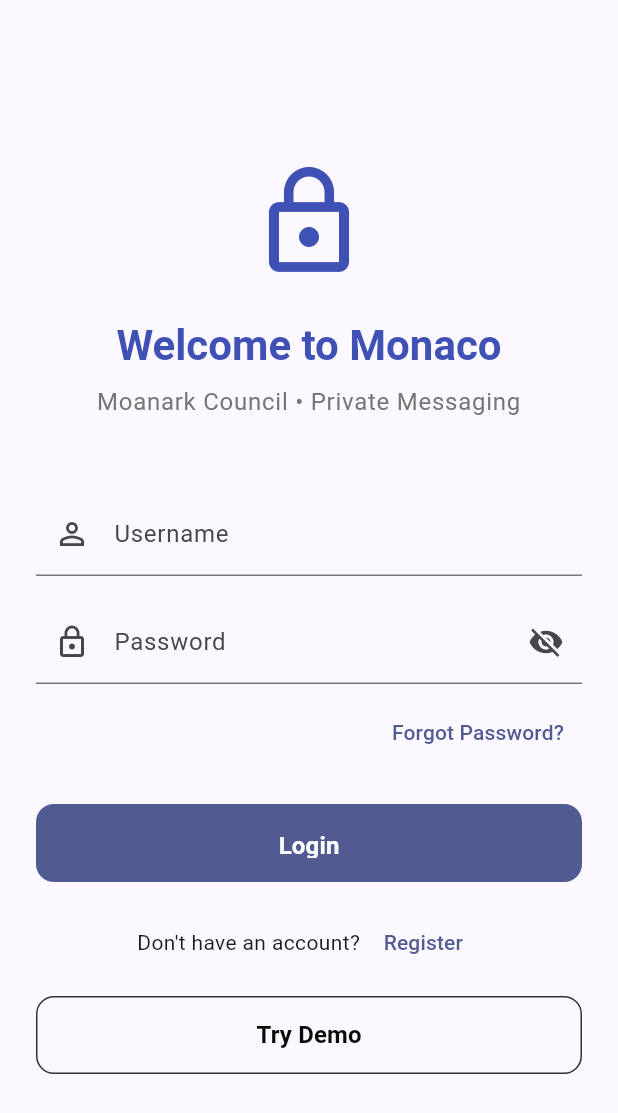
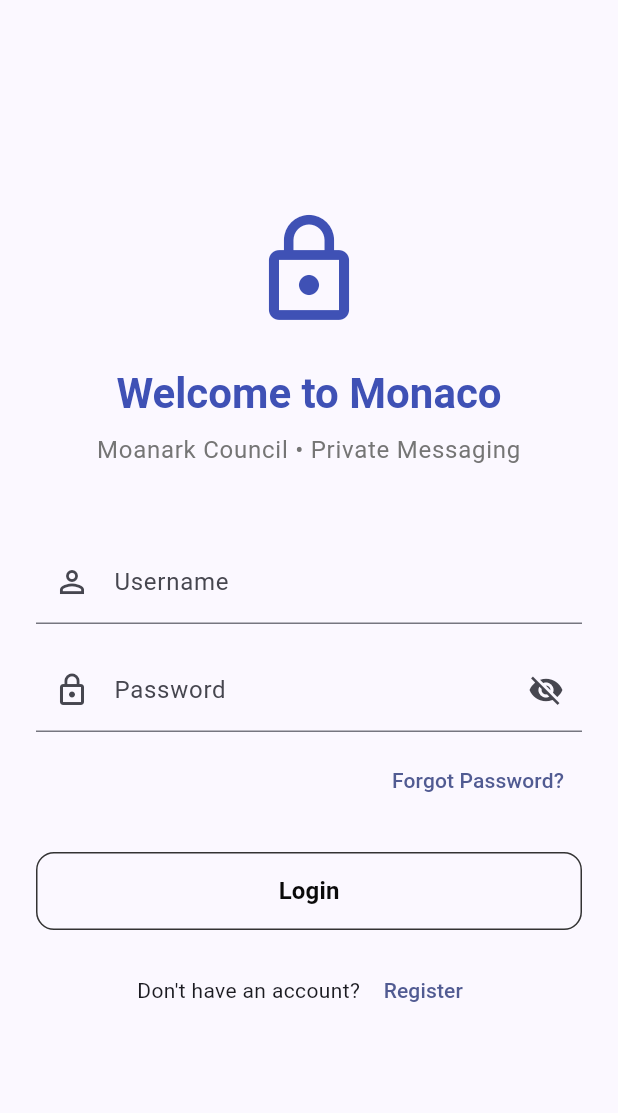
Before and after one commit to oni-lore/Monaco, a Flutter app: the screen it shows after launch, on a phone screen of 412 x 824 dp. Shown: the top 1113 px of the screen. Run offline on Flutter 3.47's test engine with Material 3 defaults, Android fonts, the phone set to English and light mode, and no system bars; our stand-ins replace shared_preferences; accounts and stored records are empty.

Commit message:
fix: resolve Dart analyze errors, remove demo mode, fix auth timeout, fix loader syntax

```diff
--- a/client/lib/main.dart
+++ b/client/lib/main.dart
@@ -2,7 +2,6 @@ import 'package:flutter/material.dart';
 import 'package:provider/provider.dart';
 import 'package:shared_preferences/shared_preferences.dart';
 import 'package:monaco/providers/auth_provider.dart';
-import 'package:monaco/providers/demo_mode_provider.dart';
 import 'package:monaco/providers/dm_wheel_mode_provider.dart';
 import 'package:monaco/screens/auth/login_screen.dart';
 import 'package:monaco/screens/auth/registration_screen.dart';
@@ -31,7 +30,6 @@ class MonacoApp extends StatelessWidget {
   Widget build(BuildContext context) => MultiProvider(
     providers: [
       ChangeNotifierProvider(create: (BuildContext _) => AuthProvider()),
-      ChangeNotifierProvider(create: (BuildContext _) => DemoModeProvider()),
       ChangeNotifierProvider(create: (BuildContext _) => DMWheelModeProvider()),
     ],
     child: MaterialApp(
--- a/client/lib/providers/auth_provider.dart
+++ b/client/lib/providers/auth_provider.dart
@@ -10,12 +10,14 @@ class AuthProvider extends ChangeNotifier {
   User? _user;
   AuthTokens? _tokens;
   bool _isLoading = false;
+  bool _isLoggingIn = false;
   String? _error;
   bool _isInitialized = false;
 
   User? get user => _user;
   AuthTokens? get tokens => _tokens;
   bool get isLoading => _isLoading;
+  bool get isLoggingIn => _isLoggingIn;
   String? get error => _error;
   bool get isAuthenticated => _user != null && _tokens != null;
   bool get isInitialized => _isInitialized;
@@ -90,6 +92,8 @@ class AuthProvider extends ChangeNotifier {
   }
 
   Future<void> login({required String username, required String password}) async {
+    if (_isLoggingIn) return;
+    _isLoggingIn = true;
     _setLoading(true);
     try {
       final response = await AuthApiService().login(username: username, password: password);
@@ -100,6 +104,7 @@ class AuthProvider extends ChangeNotifier {
       rethrow;
     } finally {
       _setLoading(false);
+      _isLoggingIn = false;
     }
   }
 
--- a/client/lib/providers/demo_mode_provider.dart
+++ /dev/null
@@ -1,407 +0,0 @@
-import 'package:flutter/foundation.dart';
-import 'package:monaco/models/message.dart';
-import 'package:monaco/models/user.dart';
-
-/// Demo identity for development / exploration without real registration.
-///
-/// This identity is clearly distinguishable from normal registered users.
-/// It is never used for production authentication.
-class DemoIdentity {
-  static const String id = 'demo-alex-morgan-001';
-  static const String username = 'alexmorgan_demo';
-  static const String email = 'alex.morgan@demo.monaco';
-  static const String displayName = 'Alex Morgan';
-  static const String? profilePictureUrl = null;
-  static const bool isDemo = true;
-
-  static User toUser() => User(
-        id: id,
-        username: username,
-        email: email,
-        profilePictureUrl: profilePictureUrl,
-        currentMonarchId: null,
-        createdAt: DateTime(2026, 1, 15),
-        birthday: null,
-        emailVerified: true,
-        isCreator: false,
-      );
-
-  static AuthTokens toTokens() => AuthTokens(
-        accessToken: 'demo-access-token-alex-morgan',
-        refreshToken: 'demo-refresh-token-alex-morgan',
-      );
-
-  static AuthResponse toAuthResponse() => AuthResponse(user: toUser(), tokens: toTokens());
-}
-
-/// Seeded demo users for demonstration purposes.
-class DemoUsers {
-  static const List<Map<String, dynamic>> users = [
-    {
-      'id': 'demo-user-maya-001',
-      'username': 'maya_chen',
-      'email': 'maya.chen@demo.monaco',
-      'profile_picture_url': null,
-      'current_monarch_id': null,
-      'created_at': '2026-01-10T00:00:00Z',
-      'birthday': null,
-      'email_verified': true,
-      'is_creator': false,
-    },
-    {
-      'id': 'demo-user-theo-001',
-      'username': 'theo_reyes',
-      'email': 'theo.reyes@demo.monaco',
-      'profile_picture_url': null,
-      'current_monarch_id': null,
-      'created_at': '2026-02-03T00:00:00Z',
-      'birthday': null,
-      'email_verified': true,
-      'is_creator': false,
-    },
-    {
-      'id': 'demo-user-sara-001',
-      'username': 'sara_connor',
-      'email': 'sara.connor@demo.monaco',
-      'profile_picture_url': null,
-      'current_monarch_id': null,
-      'created_at': '2026-03-12T00:00:00Z',
-      'birthday': null,
-      'email_verified': false,
-      'is_creator': false,
-    },
-    {
-      'id': 'demo-user-leo-001',
-      'username': 'leo_tan',
-      'email': 'leo.tan@demo.monaco',
-      'profile_picture_url': null,
-      'current_monarch_id': null,
-      'created_at': '2026-04-20T00:00:00Z',
-      'birthday': null,
-      'email_verified': true,
-      'is_creator': false,
-    },
-    {
-      'id': 'demo-user-nina-001',
-      'username': 'nina_patel',
-      'email': 'nina.patel@demo.monaco',
-      'profile_picture_url': null,
-      'current_monarch_id': null,
-      'created_at': '2026-05-08T00:00:00Z',
-      'birthday': null,
-      'email_verified': true,
-      'is_creator': false,
-    },
-  ];
-
-  static List<User> toUserList() {
-    return users.map((u) => User.fromJson(Map<String, dynamic>.from(u))).toList();
-  }
-
-  static User get maya => toUserList()[0];
-  static User get theo => toUserList()[1];
-  static User get sara => toUserList()[2];
-  static User get leo => toUserList()[3];
-  static User get nina => toUserList()[4];
-}
-
-/// Seeded demo conversations: Councils (3+ participants) and private DMs (2 participants).
-class DemoConversations {
-  static final now = DateTime(2026, 10, 20, 14, 30);
-
-  static const List<Map<String, dynamic>> councils = [
-    {
-      'id': 'demo-council-design-001',
-      'name': 'The Design Council',
-      'created_at': '2026-01-10T00:00:00Z',
-      'joined_at': '2026-01-10T00:00:00Z',
-      'last_message_text': 'Nota: New direction is looking good.',
-      'last_message_at': '2026-10-20T14:25:00Z',
-      'last_message_sender': 'maya_chen',
-      'participants': [
-        {'id': 'demo-alex-morgan-001', 'username': 'alexmorgan_demo'},
-        {'id': 'demo-user-maya-001', 'username': 'maya_chen'},
-        {'id': 'demo-user-theo-001', 'username': 'theo_reyes'},
-        {'id': 'demo-user-sara-001', 'username': 'sara_connor'},
-      ],
-      'other_participant': null,
-    },
-    {
-      'id': 'demo-council-weekend-001',
-      'name': 'Weekend people',
-      'created_at': '2026-02-03T00:00:00Z',
-      'joined_at': '2026-02-03T00:00:00Z',
-      'last_message_text': 'Sam: Table booked for six.',
-      'last_message_at': '2026-10-20T14:10:00Z',
-      'last_message_sender': 'theo_reyes',
-      'participants': [
-        {'id': 'demo-alex-morgan-001', 'username': 'alexmorgan_demo'},
-        {'id': 'demo-user-theo-001', 'username': 'theo_reyes'},
-        {'id': 'demo-user-nina-001', 'username': 'nina_patel'},
-      ],
-      'other_participant': null,
-    },
-    {
-      'id': 'demo-council-study-001',
-      'name': 'Study Circle',
-      'created_at': '2026-03-12T00:00:00Z',
-      'joined_at': '2026-03-12T00:00:00Z',
-      'last_message_text': 'Alex: Final revision done?',
-      'last_message_at': '2026-10-20T13:45:00Z',
-      'last_message_sender': 'alexmorgan_demo',
-      'participants': [
-        {'id': 'demo-alex-morgan-001', 'username': 'alexmorgan_demo'},
-        {'id': 'demo-user-leo-001', 'username': 'leo_tan'},
-        {'id': 'demo-user-nina-001', 'username': 'nina_patel'},
-      ],
-      'other_participant': null,
-    },
-  ];
-
-  static const List<Map<String, dynamic>> dms = [
-    {
-      'id': 'demo-dm-maya-001',
-      'name': null,
-      'created_at': '2026-01-15T00:00:00Z',
-      'joined_at': '2026-01-15T00:00:00Z',
-      'last_message_text': "You: I'll send it tonight.",
-      'last_message_at': '2026-10-20T13:20:00Z',
-      'last_message_sender': 'alexmorgan_demo',
-      'participants': [
-        {'id': 'demo-alex-morgan-001', 'username': 'alexmorgan_demo'},
-        {'id': 'demo-user-maya-001', 'username': 'maya_chen'},
-      ],
-      'other_participant': {
-        'id': 'demo-user-maya-001',
-        'username': 'maya_chen',
-        'email': 'maya.chen@demo.monaco',
-      },
-    },
-    {
-      'id': 'demo-dm-theo-001',
-      'name': null,
-      'created_at': '2026-02-05T00:00:00Z',
-      'joined_at': '2026-02-05T00:00:00Z',
-      'last_message_text': 'Theo: Are we still on for coffee?',
-      'last_message_at': '2026-10-19T16:45:00Z',
-      'last_message_sender': 'theo_reyes',
-      'participants': [
-        {'id': 'demo-alex-morgan-001', 'username': 'alexmorgan_demo'},
-        {'id': 'demo-user-theo-001', 'username': 'theo_reyes'},
-      ],
-      'other_participant': {
-        'id': 'demo-user-theo-001',
-        'username': 'theo_reyes',
-        'email': 'theo.reyes@demo.monaco',
-      },
-    },
-    {
-      'id': 'demo-dm-leo-001',
-      'name': null,
-      'created_at': '2026-04-22T00:00:00Z',
-      'joined_at': '2026-04-22T00:00:00Z',
-      'last_message_text': "Leo: Can't make it tonight.",
-      'last_message_at': '2026-10-18T09:30:00Z',
-      'last_message_sender': 'leo_tan',
-      'participants': [
-        {'id': 'demo-alex-morgan-001', 'username': 'alexmorgan_demo'},
-        {'id': 'demo-user-leo-001', 'username': 'leo_tan'},
-      ],
-      'other_participant': {
-        'id': 'demo-user-leo-001',
-        'username': 'leo_tan',
-        'email': 'leo.tan@demo.monaco',
-      },
-    },
-  ];
-
-  static List<Conversation> toConversationList() {
-    return [
-      ...councils.map((c) => Conversation.fromJson(Map<String, dynamic>.from(c))),
-      ...dms.map((d) => Conversation.fromJson(Map<String, dynamic>.from(d))),
-    ];
-  }
-
-  static List<Conversation> getCouncils() {
-    return toConversationList().where((c) => c.isGroup).toList();
-  }
-
-  static List<Conversation> getDMs() {
-    return toConversationList().where((c) => !c.isGroup).toList()..sort((a, b) {
-      final aTime = a.lastMessageAt ?? DateTime(1970);
-      final bTime = b.lastMessageAt ?? DateTime(1970);
-      return bTime.compareTo(aTime);
-    });
-  }
-}
-
-/// Seeded demo messages for the Design Council conversation.
-class DemoMessages {
-  static const List<Map<String, dynamic>> messages = [
-    {
-      'id': 'demo-msg-001',
-      'conversation_id': 'demo-council-design-001',
-      'sender_id': 'demo-user-maya-001',
-      'sender_username': 'maya_chen',
-      'content_type': 'text',
-      'content_text': 'Hey everyone, new direction is looking good.',
-      'content_reference': null,
-      'edit_count': 0,
-      'edited_at': null,
-      'deletion_state': 'active',
-      'created_at': '2026-10-20T14:25:00Z',
-    },
-    {
-      'id': 'demo-msg-002',
-      'conversation_id': 'demo-council-design-001',
-      'sender_id': 'demo-user-theo-001',
-      'sender_username': 'theo_reyes',
-      'content_type': 'text',
-      'content_text': 'I agree. The color palette works well.',
-      'content_reference': null,
-      'edit_count': 0,
-      'edited_at': null,
-      'deletion_state': 'active',
-      'created_at': '2026-10-20T14:26:00Z',
-    },
-    {
-      'id': 'demo-msg-003',
-      'conversation_id': 'demo-council-design-001',
-      'sender_id': 'demo-alex-morgan-001',
-      'sender_username': 'alexmorgan_demo',
-      'content_type': 'text',
-      'content_text': 'Great, let me know if you need any changes.',
-      'content_reference': null,
-      'edit_count': 0,
-      'edited_at': null,
-      'deletion_state': 'active',
-      'created_at': '2026-10-20T14:27:00Z',
-    },
-  ];
-
-  static List<Message> toMessageList(String conversationId) {
-    return messages
-        .where((m) => m['conversation_id'] == conversationId)
-        .map((m) => Message.fromJson(Map<String, dynamic>.from(m)))
-        .toList()
-      ..sort((a, b) => a.createdAt.compareTo(b.createdAt));
-  }
-}
-
-/// Demo mode provider — manages demo identity, seeded data, and demo state.
-class DemoModeProvider extends ChangeNotifier {
-  bool _isDemoMode = false;
-  User? _demoUser;
-  List<User> _demoUsers = [];
-  List<Conversation> _demoConversations = [];
-  List<Conversation> _demoCouncils = [];
-  List<Conversation> _demoDMs = [];
-  String? _error;
-
-  bool get isDemoMode => _isDemoMode;
-  User? get demoUser => _demoUser;
-  List<User> get demoUsers => _demoUsers;
-  List<Conversation> get demoConversations => _demoConversations;
-  List<Conversation> get demoCouncils => _demoCouncils;
-  List<Conversation> get demoDMs => _demoDMs;
-  String? get error => _error;
-
-  DemoModeProvider() {
-    _error = null;
-  }
-
-  /// Activate demo mode with seeded data.
-  Future<void> activateDemoMode() async {
-    _isDemoMode = true;
-    _error = null;
-
-    try {
-      _demoUser = DemoIdentity.toUser();
-      _demoUsers = DemoUsers.toUserList();
-      _demoConversations = DemoConversations.toConversationList();
-      _demoCouncils = DemoConversations.getCouncils();
-      _demoDMs = DemoConversations.getDMs();
-      notifyListeners();
-    } catch (e) {
-      _error = e.toString();
-      _isDemoMode = false;
-      notifyListeners();
-    }
-  }
-
-  /// Reset demo data to its initial seeded state.
-  Future<void> resetDemoData() async {
-    _error = null;
-    try {
-      _demoUser = DemoIdentity.toUser();
-      _demoUsers = DemoUsers.toUserList();
-      _demoConversations = DemoConversations.toConversationList();
-      _demoCouncils = DemoConversations.getCouncils();
-      _demoDMs = DemoConversations.getDMs();
-      notifyListeners();
-    } catch (e) {
-      _error = e.toString();
-      notifyListeners();
-    }
-  }
-
-  /// Deactivate demo mode and clear all demo data.
-  Future<void> deactivateDemoMode() async {
-    _isDemoMode = false;
-    _demoUser = null;
-    _demoUsers = [];
-    _demoConversations = [];
-    _demoCouncils = [];
-    _demoDMs = [];
-    _error = null;
-    notifyListeners();
-  }
-
-  /// Get demo messages for a given conversation.
-  List<Message> getDemoMessages(String conversationId) {
-    return DemoMessages.toMessageList(conversationId);
-  }
-
-  /// Get a demo user by ID.
-  User? getDemoUserById(String id) {
-    try {
-      return _demoUsers.firstWhere((u) => u.id == id);
-    } on StateError {
-      return null;
-    }
-  }
-
-  /// Get a demo conversation by ID.
-  Conversation? getDemoConversationById(String id) {
-    try {
-      return _demoConversations.firstWhere((c) => c.id == id);
-    } on StateError {
-      return null;
-    }
-  }
-
-  /// Check if a user ID is the demo user.
-  bool isDemoUserId(String id) => id == DemoIdentity.id;
-
-  /// Clear any error.
-  void clearError() {
-    _error = null;
-    notifyListeners();
-  }
-}
-
-/// Demo AuthTokens for demo identity.
-class AuthTokens {
-  final String accessToken;
-  final String refreshToken;
-
-  const AuthTokens({required this.accessToken, required this.refreshToken});
-}
-
-/// Demo AuthResponse for demo identity.
-class AuthResponse {
-  final User user;
-  final AuthTokens tokens;
-
-  AuthResponse({required this.user, required this.tokens});
-}
--- a/client/lib/screens/auth/login_screen.dart
+++ b/client/lib/screens/auth/login_screen.dart
@@ -1,7 +1,6 @@
 import 'package:flutter/material.dart';
 import 'package:provider/provider.dart';
 import 'package:monaco/providers/auth_provider.dart';
-import 'package:monaco/providers/demo_mode_provider.dart';
 import 'package:monaco/screens/auth/forgot_password_screen.dart';
 import 'package:monaco/utils/design_system.dart';
 import 'package:monaco/widgets/custom_button.dart';
@@ -118,10 +117,23 @@ class _LoginScreenState extends State<LoginScreen> {
                   const SizedBox(height: 24),
                   Consumer<AuthProvider>(
                     builder: (BuildContext context, AuthProvider auth, Widget? _) {
-                      return CustomButton(
-                        text: 'Login',
-                        isLoading: auth.isLoading,
-                        onPressed: _handleLogin,
+                      return OutlinedButton(
+                        onPressed: auth.isLoggingIn ? null : _handleLogin,
+                        style: OutlinedButton.styleFrom(
+                          foregroundColor: MonacoDesign.inkBlack,
+                          side: BorderSide(color: MonacoDesign.borderSubtle, width: 1),
+                          shape: RoundedRectangleBorder(
+                            borderRadius: BorderRadius.circular(12),
+                          ),
+                          minimumSize: const Size(double.infinity, 52),
+                        ),
+                        child: const Text(
+                          'Login',
+                          style: TextStyle(
+                            fontSize: 16,
+                            fontWeight: FontWeight.w600,
+                          ),
+                        ),
                       );
                     },
                   ),
@@ -136,29 +148,6 @@ class _LoginScreenState extends State<LoginScreen> {
                       ),
                     ],
                   ),
-                  const SizedBox(height: 12),
-                  Consumer<AuthProvider>(
-                    builder: (BuildContext context, AuthProvider auth, Widget? _) {
-                      return OutlinedButton(
-                        onPressed: auth.isLoading ? null : _handleTryDemo,
-                        style: OutlinedButton.styleFrom(
-                          foregroundColor: MonacoDesign.inkBlack,
-                          side: BorderSide(color: MonacoDesign.borderSubtle, width: 1),
-                          shape: RoundedRectangleBorder(
-                            borderRadius: BorderRadius.circular(12),
-                          ),
-                          minimumSize: const Size(double.infinity, 52),
-                        ),
-                        child: const Text(
-                          'Try Demo',
-                          style: TextStyle(
-                            fontSize: 16,
-                            fontWeight: FontWeight.w600,
-                          ),
-                        ),
-                      );
-                    },
-                  ),
                 ],
               ),
             ),
@@ -166,22 +155,6 @@ class _LoginScreenState extends State<LoginScreen> {
         ),
       ),
     );
-  }
-
-  Future<void> _handleTryDemo() async {
-    final demoMode = context.read<DemoModeProvider>();
-    try {
-      await demoMode.activateDemoMode();
-      if (mounted) {
-        Navigator.pushReplacementNamed(context, '/home');
-      }
-    } catch (e) {
-      if (mounted) {
-        ScaffoldMessenger.of(context).showSnackBar(
-          SnackBar(content: Text('Failed to start demo: $e')),
-        );
-      }
-    }
   }
 
   Future<void> _handleLogin() async {
--- a/client/lib/widgets/monaco_loader.dart
+++ b/client/lib/widgets/monaco_loader.dart
@@ -28,7 +28,7 @@ class MonacoLoader extends StatefulWidget {
 }
 
 class _MonacoLoaderState extends State<MonacoLoader>
-    with SingleTickerProviderStateMixin {
+    with TickerProviderStateMixin {
   late AnimationController _pulseController;
   late Animation<double> _pulseAnimation;
   late AnimationController _rotateController;
```
Also changed, not shown: client/lib/screens/home_screen.dart (+0 -35 lines), client/lib/services/auth_api.dart (+50 -33 lines), 2 other files.
